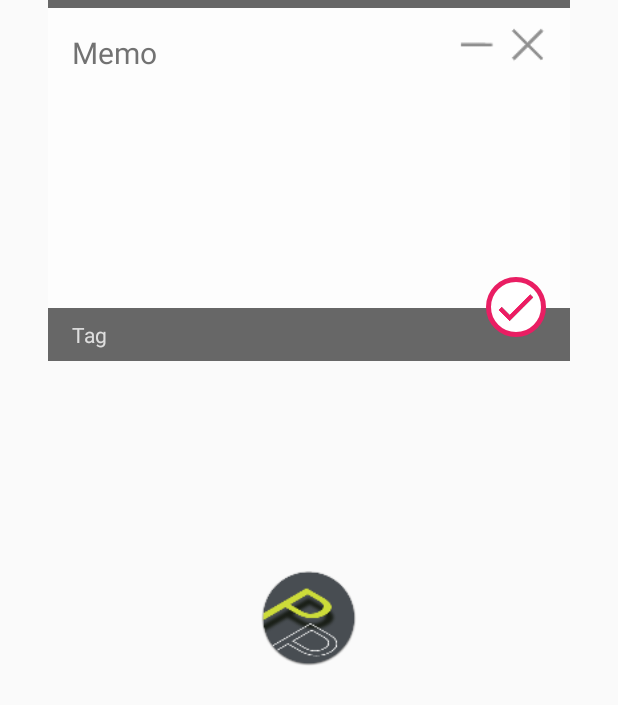
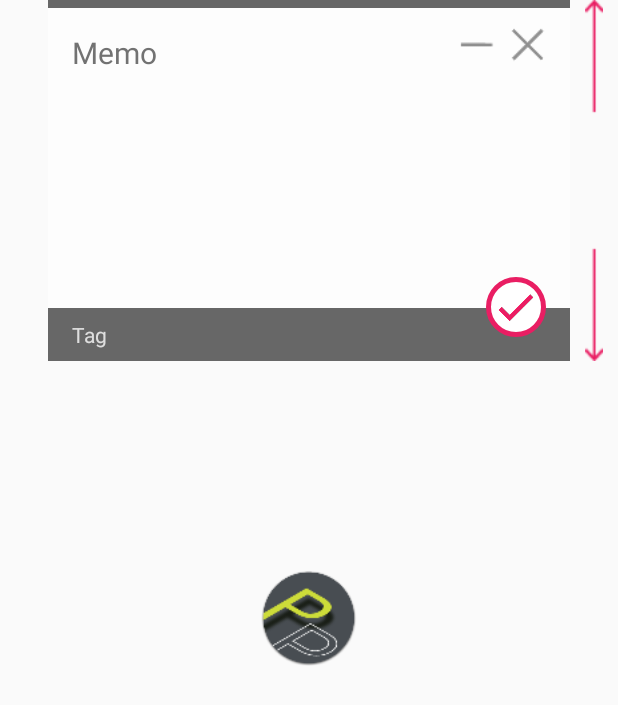
Before and after one commit to nakker1218/PutOn, an Android app: the layout overlay_memo_view.xml on its own in the app's theme, with its tools: preview values and no code run, on a phone screen of 412 x 824 dp. Shown: the top 705 px of the screen. Run offline under Robolectric (Android 15) with nearby library versions, the phone set to English and light mode, and no system bars.

```diff
--- a/app/src/main/java/com/shohei/put_on/view/Activity/MemoDetailActivity.java
+++ b/app/src/main/java/com/shohei/put_on/view/Activity/MemoDetailActivity.java
@@ -17,7 +17,6 @@ import com.shohei.put_on.model.Memo;
 import java.util.List;
 
 public class MemoDetailActivity extends AppCompatActivity implements TextWatcher {
-    private final static String LOG_TAG = MemoDetailActivity.class.getSimpleName();
 
     private Memo mMemo;
 
--- a/app/src/main/res/layout/activity_main.xml
+++ b/app/src/main/res/layout/activity_main.xml
@@ -27,7 +27,6 @@
     <FrameLayout
         android:layout_width="match_parent"
         android:layout_height="match_parent"
-        android:paddingBottom="@dimen/activity_vertical_margin"
         app:layout_behavior="@string/appbar_scrolling_view_behavior"
         tools:context=".MainActivity"
         tools:showIn="@layout/activity_main">
--- a/app/src/main/res/layout/overlay_memo_view.xml
+++ b/app/src/main/res/layout/overlay_memo_view.xml
@@ -9,12 +9,12 @@
         android:layout_width="match_parent"
         android:layout_height="wrap_content"
         android:paddingLeft="@dimen/element_spacing_xxxlarge"
-        android:paddingRight="@dimen/element_spacing_xxxlarge"
         android:visibility="visible">
 
         <LinearLayout
             android:layout_width="match_parent"
             android:layout_height="match_parent"
+            android:paddingRight="@dimen/element_spacing_xxxlarge"
             android:orientation="vertical">
 
             <View
@@ -28,25 +28,26 @@
                 android:layout_height="@dimen/overlay_memo_edittext_size_height"
                 android:gravity="top"
                 android:textSize="@dimen/text_size_xlarge"
-                android:padding="@dimen/horizontal_margin_normal"
+                android:padding="@dimen/horizontal_margin"
                 android:background="@color/background_memo_editText"
                 android:textColor="@color/hint_memo_editText"
                 android:hint="@string/hint_memo_editText"
                 android:textColorHint="@color/hint_memo_editText" />
 
-            <EditText
+            <AutoCompleteTextView
                 android:id="@+id/tag_EditText_Overlay"
                 android:layout_width="match_parent"
                 android:layout_height="match_parent"
-                android:paddingLeft="@dimen/horizontal_margin_normal"
-                android:paddingRight="@dimen/horizontal_margin_normal"
+                android:paddingLeft="@dimen/horizontal_margin"
+                android:paddingRight="@dimen/horizontal_margin"
                 android:paddingTop="@dimen/vertical_margin_small"
                 android:paddingBottom="@dimen/vertical_margin_small"
                 android:textSize="@dimen/text_size_medium"
                 android:background="@color/primary_overlayView"
                 android:textColor="@android:color/white"
                 android:hint="@string/hint_tag_editText"
-                android:textColorHint="@color/hint_tag_editText" />
+                android:textColorHint="@color/hint_tag_editText"
+                android:singleLine="true" />
         </LinearLayout>
 
         <View
@@ -55,9 +56,11 @@
             android:layout_width="@dimen/fab_size_small"
             android:layout_height="@dimen/fab_size_small"
             android:layout_gravity="bottom|right"
-            android:layout_margin="@dimen/horizontal_margin_normal"
+            android:layout_marginTop="@dimen/horizontal_margin"
+            android:layout_marginBottom="@dimen/horizontal_margin"
+            android:layout_marginRight="@dimen/vertical_margin_large"
             android:background="@drawable/overlay_background_shape"
-            android:onClick="saveOverlay" />
+            android:onClick="saveButtonOverlay" />
 
         <Button
             android:id="@+id/close_Button_Overlay"
@@ -67,7 +70,7 @@
             android:layout_marginTop="@dimen/top_margin_overlay_button"
             android:layout_marginRight="@dimen/right_margin_small_overlay_button"
             android:background="@mipmap/ic_cross"
-            android:onClick="closeOverlay" />
+            android:onClick="closeButtonOverlay" />
 
         <Button
             android:id="@+id/minimize_Button_Overlay"
@@ -77,8 +80,17 @@
             android:layout_marginTop="@dimen/top_margin_overlay_button"
             android:layout_marginRight="@dimen/right_margin_large_overlay_button"
             android:background="@mipmap/ic_hyphen"
-            android:onClick="minimizeOverlay" />
+            android:onClick="minimizeButtonOverlay" />
 
+        <ImageView
+            tools:visibility="visible"
+            android:id="@+id/scrollBar_ImageView"
+            android:layout_width="@dimen/element_spacing_xxxlarge"
+            android:layout_height="match_parent"
+            android:src="@drawable/scroll_bar"
+            android:scaleType="fitCenter"
+            android:layout_gravity="right"
+            android:visibility="invisible" />
     </FrameLayout>
 
     <View
@@ -91,12 +103,4 @@
         android:background="@mipmap/ic_launcher"
         android:visibility="gone" />
 
-    <ImageView
-        android:id="@+id/hint_ImageView_Overlay"
-        android:layout_width="wrap_content"
-        android:layout_height="wrap_content"
-        android:layout_gravity="center"
-        android:background="@drawable/hint_overlay"
-        android:adjustViewBounds="true"
-        android:visibility="gone"/>
 </com.shohei.put_on.view.widget.OverlayMemoView>
--- a/app/src/main/res/values-w820dp/dimens.xml
+++ b/app/src/main/res/values-w820dp/dimens.xml
@@ -3,8 +3,8 @@
          (such as screen margins) for screens with more than 820dp of available width. This
          would include 7" and 10" devices in landscape (~960dp and ~1280dp respectively). -->
     <!-- Default screen margins, per the Android Design guidelines. -->
-    <dimen name="horizontal_margin_normal">16dp</dimen>
-    <dimen name="vertical_margin_normal">16dp</dimen>
+    <dimen name="horizontal_margin">16dp</dimen>
+    <dimen name="vertical_margin">16dp</dimen>
 
     <!-- Element Spacing -->
     <dimen name="element_spacing_xxxlarge">32dp</dimen>
--- a/app/src/main/res/values/dimens.xml
+++ b/app/src/main/res/values/dimens.xml
@@ -1,18 +1,20 @@
 <resources>
     <!-- Default screen margins, per the Android Design guidelines. -->
-    <dimen name="activity_horizontal_margin">16dp</dimen>
-    <dimen name="activity_vertical_margin">16dp</dimen>
 
-    <dimen name="horizontal_margin_normal">16dp</dimen>
-    <dimen name="vertical_margin_normal">16dp</dimen>
+    <dimen name="horizontal_margin_large">48dp</dimen>
+    <dimen name="vertical_margin_large">48dp</dimen>
+    <dimen name="horizontal_margin">16dp</dimen>
+    <dimen name="vertical_margin">16dp</dimen>
+    <dimen name="horizontal_margin_normal">14dp</dimen>
+    <dimen name="vertical_margin_normal">14dp</dimen>
     <dimen name="horizontal_margin_small">8dp</dimen>
     <dimen name="vertical_margin_small">8dp</dimen>
     <dimen name="horizontal_margin_tiny">4dp</dimen>
     <dimen name="vertical_margin_tiny">4dp</dimen>
 
     <dimen name="top_margin_overlay_button">14dp</dimen>
-    <dimen name="right_margin_small_overlay_button">12dp</dimen>
-    <dimen name="right_margin_large_overlay_button">46dp</dimen>
+    <dimen name="right_margin_small_overlay_button">44dp</dimen>
+    <dimen name="right_margin_large_overlay_button">78dp</dimen>
 
     <!-- Element Spacing -->
     <dimen name="element_spacing_xxxlarge">32dp</dimen>
```
Also changed, not shown: app/build.gradle (+4 -5 lines), app/src/main/java/com/shohei/put_on/controller/service/LayerService.java (+42 -22 lines), app/src/main/java/com/shohei/put_on/controller/utils/Logger.java (+30 -0 lines), app/src/main/java/com/shohei/put_on/controller/utils/MemoFilter.java (added, +73 -0 lines), app/src/main/java/com/shohei/put_on/model/Memo.java (+19 -3 lines), app/src/main/java/com/shohei/put_on/view/Activity/MainActivity.java (+23 -40 lines), app/src/main/java/com/shohei/put_on/view/Adapter/MemoAdapter.java (+26 -36 lines), app/src/main/res/values/strings.xml (+13 -0 lines), app/src/main/res/drawable/hint_overlay.png (deleted), app/src/main/res/drawable/scroll_bar.png (added), 2 other files.
